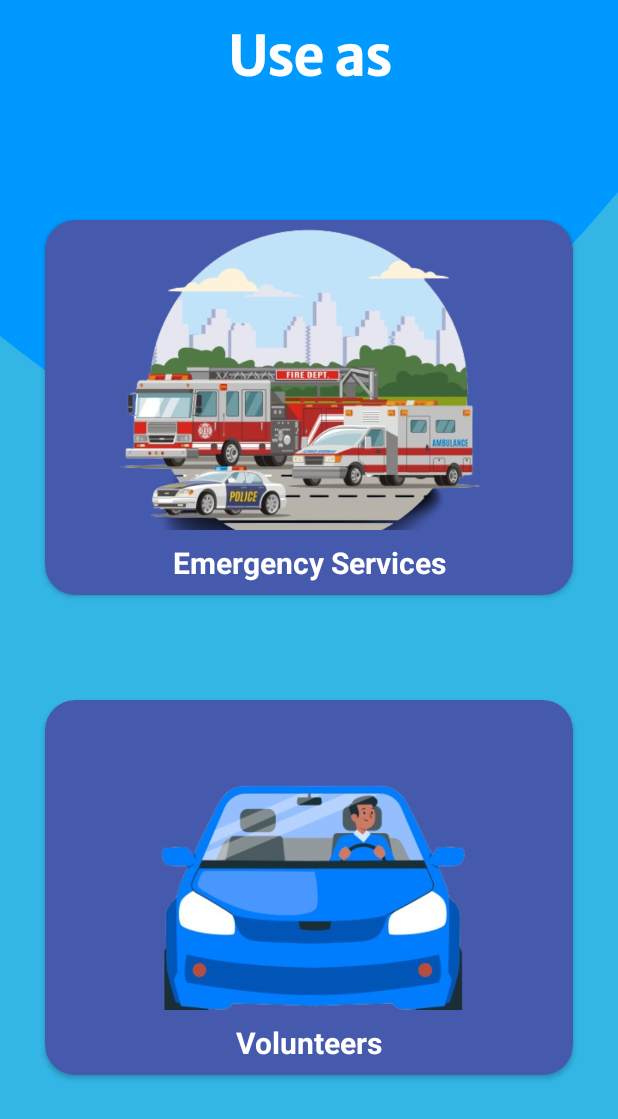
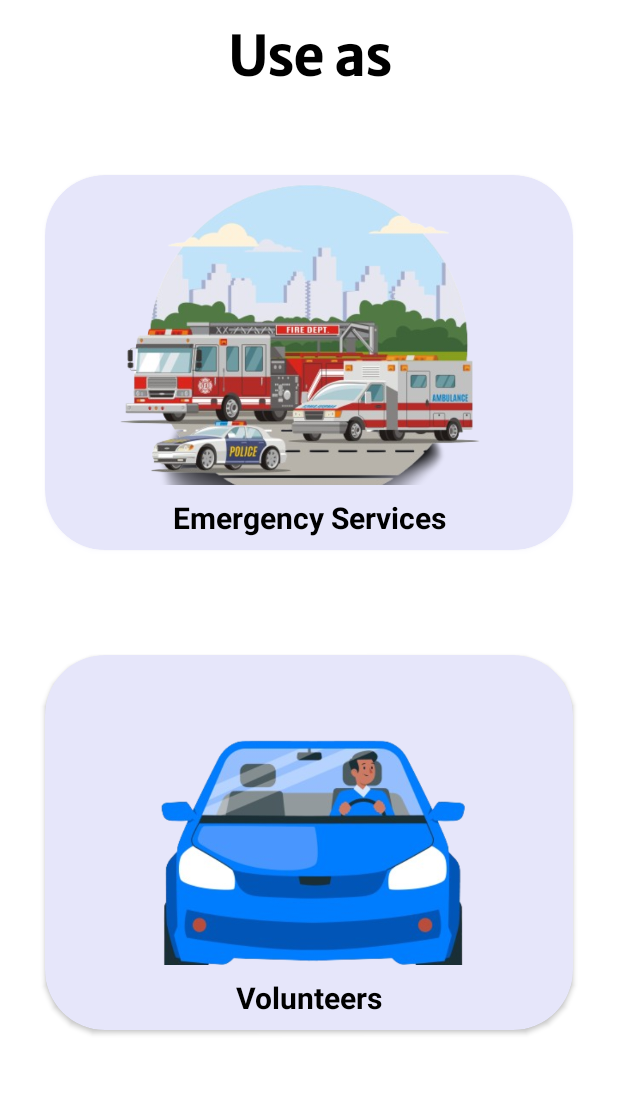
Before and after one commit to devansh-dek/AlertifyApp, an Android app: the layout activity_choosing_option.xml on its own in the app's theme, with its tools: preview values and no code run, on a phone screen of 412 x 824 dp. Shown: the top 1119 px of the screen. Run offline under Robolectric (Android 15) with nearby library versions, the phone set to English and light mode, and no system bars.

Commit message:
commit 7 (upgraded ui )

```diff
--- a/app/src/main/java/com/example/alertify/MainActivity.kt
+++ b/app/src/main/java/com/example/alertify/MainActivity.kt
@@ -5,13 +5,14 @@ import androidx.appcompat.app.AppCompatActivity
 import android.os.Bundle
 import android.os.Handler
 import android.os.Looper
+import com.example.alertify.informationpages.infoone
 
 class MainActivity : AppCompatActivity() {
     override fun onCreate(savedInstanceState: Bundle?) {
         super.onCreate(savedInstanceState)
         setContentView(R.layout.activity_main)
         Handler(Looper.getMainLooper()).postDelayed({
-            startActivity(Intent(this, ChoosingOption::class.java))
+            startActivity(Intent(this, infoone::class.java))
             finish()
         }, 2000)
     }
--- a/app/src/main/res/drawable/backgroundpage.xml
+++ b/app/src/main/res/drawable/backgroundpage.xml
@@ -3,7 +3,7 @@
     <!-- Background color (bottom half) -->
     <item>
         <shape android:shape="rectangle">
-            <solid android:color="@android:color/holo_blue_light" />
+            <solid android:color="@color/white" />
         </shape>
     </item>
 
--- a/app/src/main/res/drawable/wave.xml
+++ b/app/src/main/res/drawable/wave.xml
@@ -5,5 +5,5 @@
     android:viewportHeight="320">
   <path
       android:pathData="M0,224L48,234.7C96,245 192,267 288,277.3C384,288 480,288 576,266.7C672,245 768,203 864,192C960,181 1056,203 1152,197.3C1248,192 1344,160 1392,144L1440,128L1440,0L1392,0C1344,0 1248,0 1152,0C1056,0 960,0 864,0C768,0 672,0 576,0C480,0 384,0 288,0C192,0 96,0 48,0L0,0Z"
-      android:fillColor="#0099ff"/>
+      android:fillColor="@color/lavender"/>
 </vector>
--- a/app/src/main/res/layout/activity_choosing_option.xml
+++ b/app/src/main/res/layout/activity_choosing_option.xml
@@ -5,7 +5,7 @@
     xmlns:tools="http://schemas.android.com/tools"
     android:orientation="vertical"
     android:layout_width="match_parent"
-    android:background="@drawable/backgroundpage"
+    android:background="@color/white"
     android:layout_height="match_parent"
     tools:context=".ChoosingOption">
 
@@ -14,8 +14,8 @@
         android:layout_height="wrap_content"
         android:text="Use as"
         android:layout_gravity="center"
-        android:textColor="@color/white"
         android:layout_margin="5dp"
+        android:textColor="@color/black"
         android:textSize="36sp"
         android:gravity="center"
         android:textStyle="bold"
@@ -31,12 +31,13 @@
         android:layout_width="match_parent"
         android:layout_height="250dp"
         android:layout_gravity="top"
-        android:layout_marginTop="80dp"
+        android:layout_marginTop="50dp"
         android:layout_marginHorizontal="30dp"
         android:layout_marginBottom="30dp"
-        android:elevation="20dp"
-        app:cardBackgroundColor="@color/darkblueish"
-        app:cardCornerRadius="20dp"
+        android:elevation="40dp"
+        android:outlineSpotShadowColor="@color/lavender"
+        app:cardBackgroundColor="@color/lavender"
+        app:cardCornerRadius="40dp"
         android:foreground="?android:attr/selectableItemBackground"
         android:clickable="true"
         android:focusable="true">
@@ -60,7 +61,7 @@
                 android:layout_margin="8dp"
                 android:textSize="20sp"
                 android:text="Emergency Services"
-                android:textColor="@color/white"
+                android:textColor="@color/black"
                 android:textStyle="bold"
                 android:layout_width="match_parent"
                 android:layout_height="wrap_content" />
@@ -76,8 +77,8 @@
         android:layout_marginTop="40dp"
         android:layout_marginBottom="30dp"
         android:elevation="20dp"
-        app:cardBackgroundColor="@color/darkblueish"
-        app:cardCornerRadius="20dp"
+        app:cardBackgroundColor="@color/lavender"
+        app:cardCornerRadius="40dp"
         android:foreground="?android:attr/selectableItemBackground"
         android:clickable="true"
         android:focusable="true">
@@ -101,7 +102,7 @@
                 android:layout_margin="8dp"
                 android:textSize="20sp"
                 android:text="Volunteers"
-                android:textColor="@color/white"
+                android:textColor="@color/black"
                 android:textStyle="bold"
                 android:layout_width="match_parent"
                 android:layout_height="wrap_content" />
--- a/app/src/main/res/values/colors.xml
+++ b/app/src/main/res/values/colors.xml
@@ -9,5 +9,6 @@
     <color name="lavender">#E6E6FA
     </color>
     <color name="superb_button_color">#3F51B5</color> <!-- Use your desired color code -->
+    <color name="plainblue">#0066FF</color> <!-- Use your desired color code -->
 
 </resources>
```
Also changed, not shown: app/src/main/AndroidManifest.xml (+11 -4 lines).
